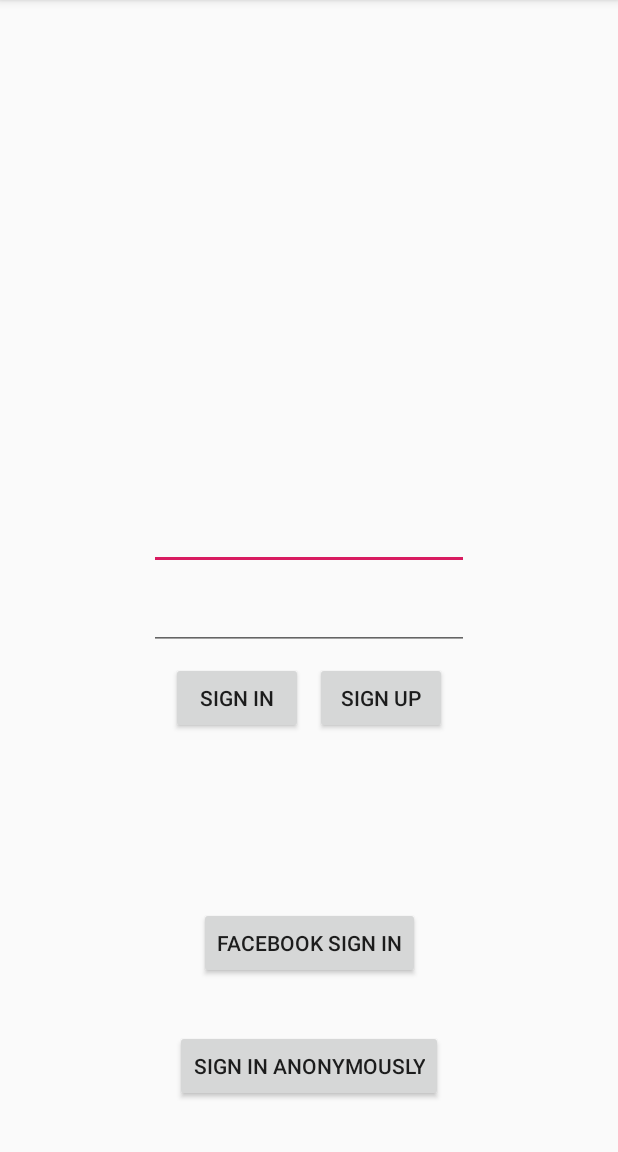
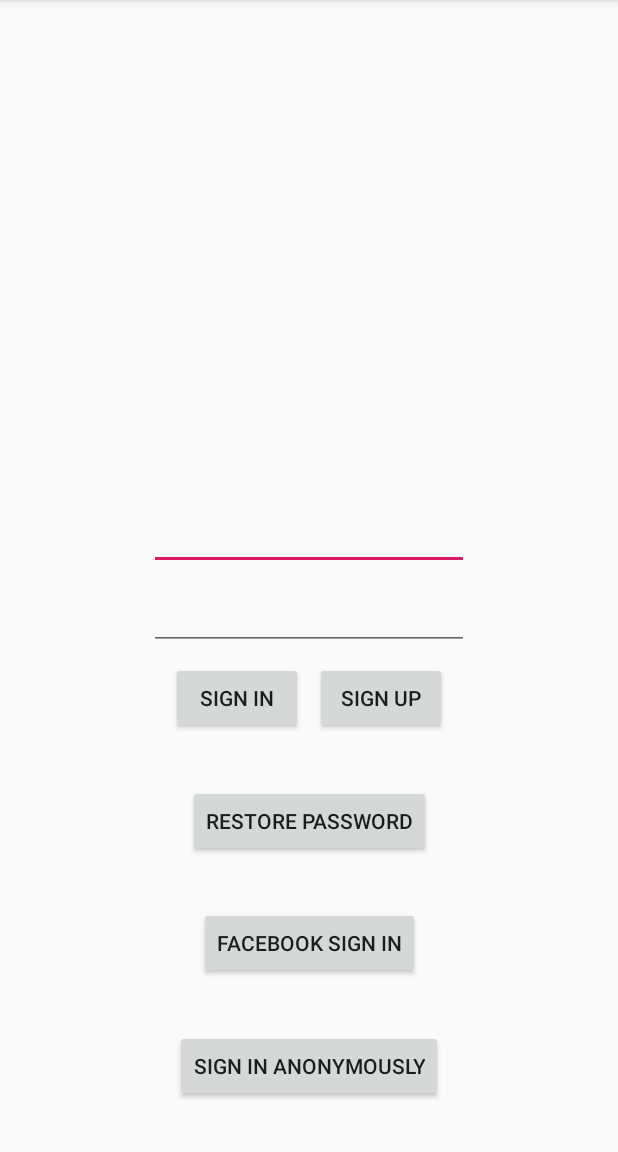
Before and after one commit to Pancor/Snookie, an Android app: the LoginActivity screen opened directly, with no data from a screen before it, after a tap on "SIGN IN", on a phone screen of 412 x 824 dp, the part 84-1236 px from its top. Run offline under Robolectric (Android 15) with nearby library versions, the phone set to English and light mode, and no system bars; our stand-ins replace Dagger/Hilt's generated code, Firebase (no records; nobody signed in at launch, a user with empty details on screens opened directly), RxJava; libraries missing offline, so code that uses them is left out: com.facebook, com.facebook.login.

Commit message:
implemented view support for restoring password

```diff
--- a/app/src/main/java/pancordev/pl/snookie/form/login/LoginActivity.kt
+++ b/app/src/main/java/pancordev/pl/snookie/form/login/LoginActivity.kt
@@ -22,6 +22,10 @@ class LoginActivity: BaseActivity(), LoginContract.View {
         signInView.setOnClickListener { presenter.signIn(emailView.text.toString(), passwordView.text.toString()) }
         fbSignInView.setOnClickListener { presenter.signInByFacebook() }
         signInAnonymouslyView.setOnClickListener { presenter.signInAsAnonymous() }
+    }
+
+    override fun restorePassword() {
+        TODO("not implemented") //To change body of created functions use File | Settings | File Templates.
     }
 
     override fun onActivityResult(requestCode: Int, resultCode: Int, data: Intent?) {
--- a/app/src/main/java/pancordev/pl/snookie/form/login/LoginContract.kt
+++ b/app/src/main/java/pancordev/pl/snookie/form/login/LoginContract.kt
@@ -24,6 +24,8 @@ interface LoginContract {
         fun facebookSignInCancelled()
 
         fun notGrantedFacebookUserEmailPermissions()
+
+        fun restorePassword()
     }
 
     interface Presenter: BasePresenterContract<View> {
--- a/app/src/main/java/pancordev/pl/snookie/utils/net/NetConnection.kt
+++ b/app/src/main/java/pancordev/pl/snookie/utils/net/NetConnection.kt
@@ -1,6 +1,5 @@
 package pancordev.pl.snookie.utils.net
 
-import android.util.Log
 import io.reactivex.Single
 import pancordev.pl.snookie.di.ActivityScoped
 import java.io.IOException
@@ -23,7 +22,6 @@ class NetConnection @Inject constructor(private val socketAddress: InetSocketAdd
             socket.close()
             true
         } catch (e: IOException) {
-            Log.e("EEEEEEEEE", e.toString())
             false
         }
     }
--- a/app/src/main/res/layout/act_login.xml
+++ b/app/src/main/res/layout/act_login.xml
@@ -63,4 +63,14 @@
             android:layout_marginRight="8dp" android:layout_marginTop="8dp"
             app:layout_constraintTop_toBottomOf="@+id/fbSignInView" android:layout_marginBottom="8dp"
             app:layout_constraintBottom_toBottomOf="parent"/>
+    <Button
+            android:text="Restore Password"
+            android:layout_width="wrap_content"
+            android:layout_height="wrap_content"
+            android:id="@+id/restorePasswordView" app:layout_constraintStart_toStartOf="parent"
+            android:layout_marginLeft="8dp"
+            android:layout_marginStart="8dp" app:layout_constraintEnd_toEndOf="parent" android:layout_marginEnd="8dp"
+            android:layout_marginRight="8dp" android:layout_marginBottom="8dp"
+            app:layout_constraintBottom_toTopOf="@+id/fbSignInView" android:layout_marginTop="8dp"
+            app:layout_constraintTop_toBottomOf="@+id/signInView"/>
 </android.support.constraint.ConstraintLayout>
```
